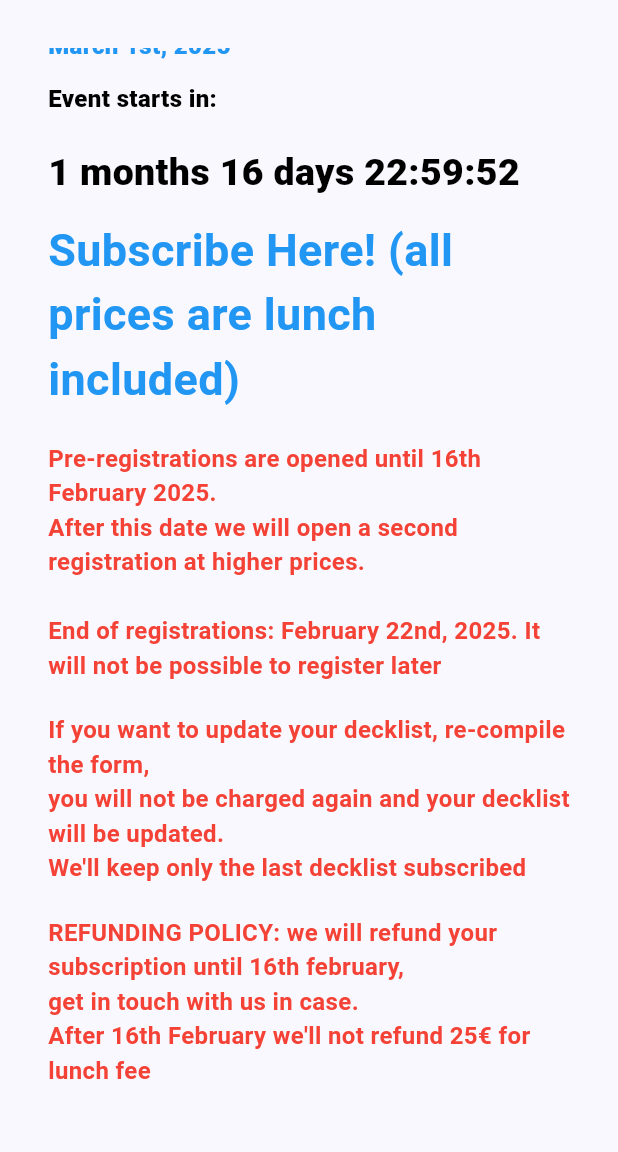
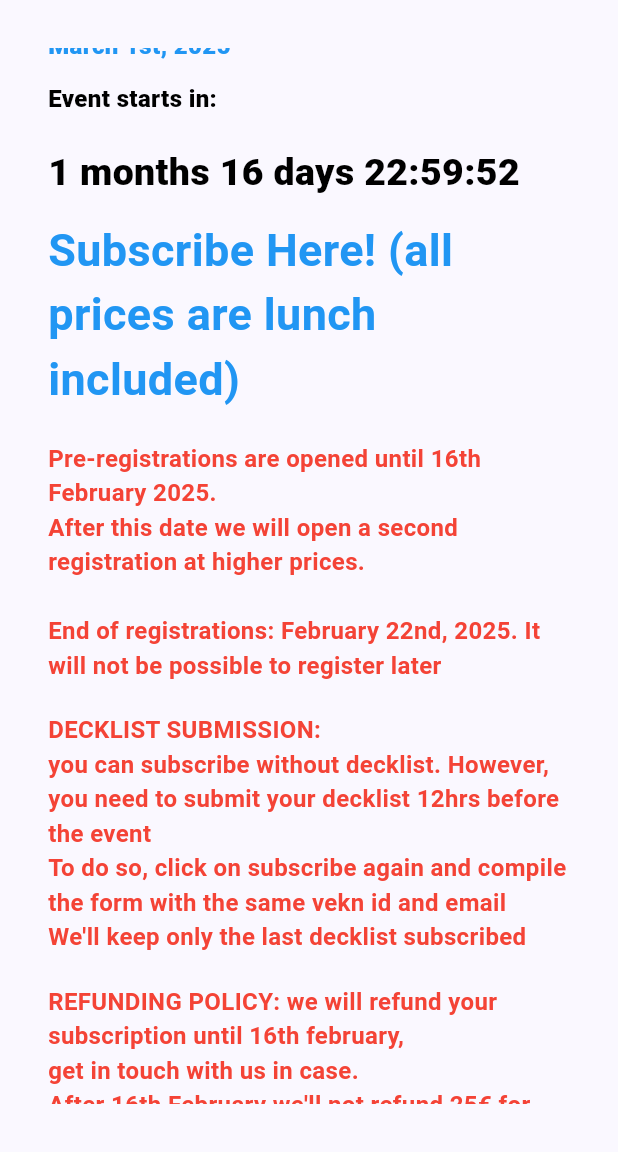
Before and after one commit to SimoParmeg/vtesitaly, a Flutter app: the screen it shows after launch, scrolled down 576 dp, on a phone screen of 412 x 824 dp, the part 84-1236 px from its top. Run offline on Flutter 3.47's test engine with Material 3 defaults, Android fonts, the phone set to English and light mode, and no system bars.

Commit message:
cambiata decklist submission

```diff
--- a/vtesitaly/lib/views/rows/event.dart
+++ b/vtesitaly/lib/views/rows/event.dart
@@ -244,7 +244,7 @@ class _EventRowState extends State<EventRow> {
           height: 20
         ),
         const Text(
-          """If you want to update your decklist, re-compile the form,\nyou will not be charged again and your decklist will be updated.\nWe'll keep only the last decklist subscribed""",
+          """DECKLIST SUBMISSION:\nyou can subscribe without decklist. However, you need to submit your decklist 12hrs before the event\nTo do so, click on subscribe again and compile the form with the same vekn id and email\nWe'll keep only the last decklist subscribed""",
           style: TextStyle(
             fontSize: 16,
             fontWeight: FontWeight.w700,
```
